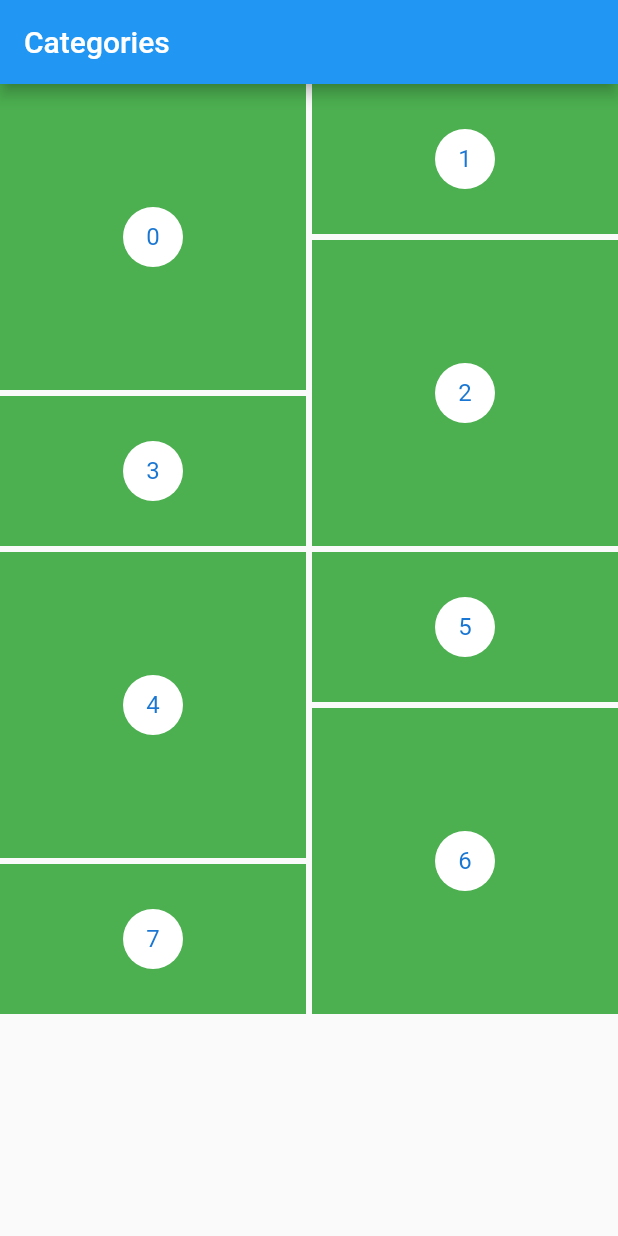
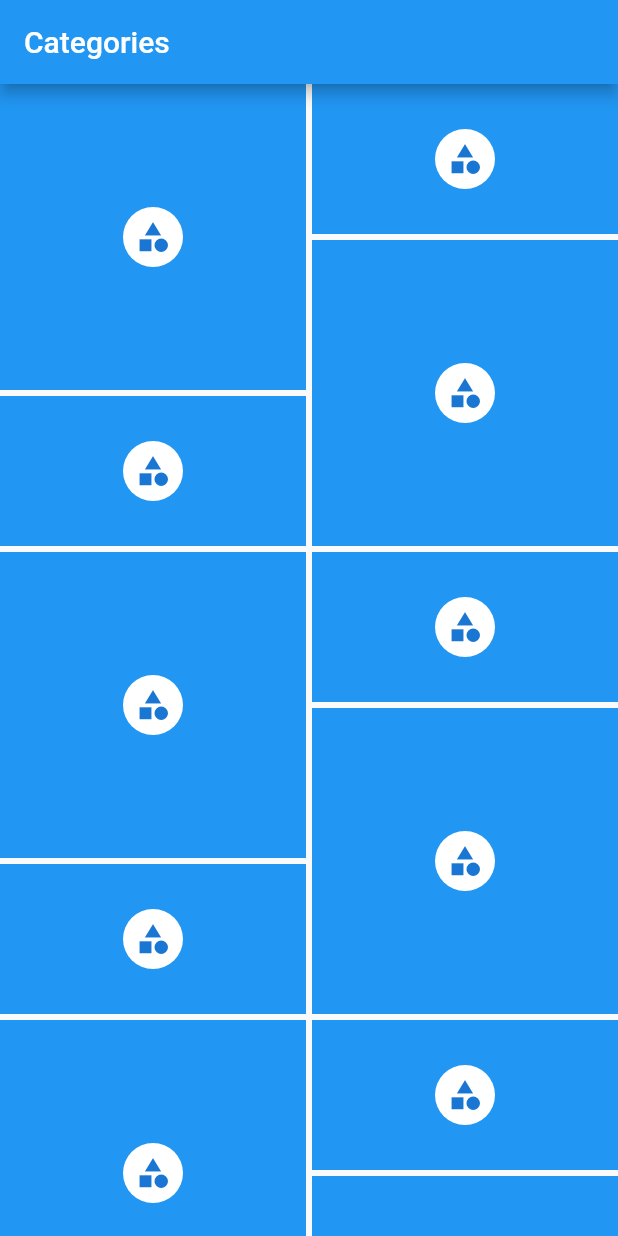
Before and after one commit to AgentTango/flutter-reference, a Flutter app: the screen it shows after launch, on a phone screen of 412 x 824 dp. Run offline on Flutter 3.47's test engine with Material 2 defaults, Android fonts, the phone set to English and light mode, and no system bars; missing offline and left inert: flute_music_player.

Commit message:
Made the Staggering Code

```diff
--- a/windows_style_layout/lib/main.dart
+++ b/windows_style_layout/lib/main.dart
@@ -18,13 +18,13 @@ class _MyAppState extends State<MyApp> {
           ),
           body: new StaggeredGridView.countBuilder(
             crossAxisCount: 4,
-            itemCount: 8,
+            itemCount: 20,
             itemBuilder: (BuildContext context, int index) => new Container(
-                color: Colors.green,
+                color: Colors.blue,
                 child: new Center(
                   child: new CircleAvatar(
                     backgroundColor: Colors.white,
-                    child: new Text('$index'),
+                    child: new Icon(Icons.category),
                   ),
                 )),
             staggeredTileBuilder: (int index) =>
```
